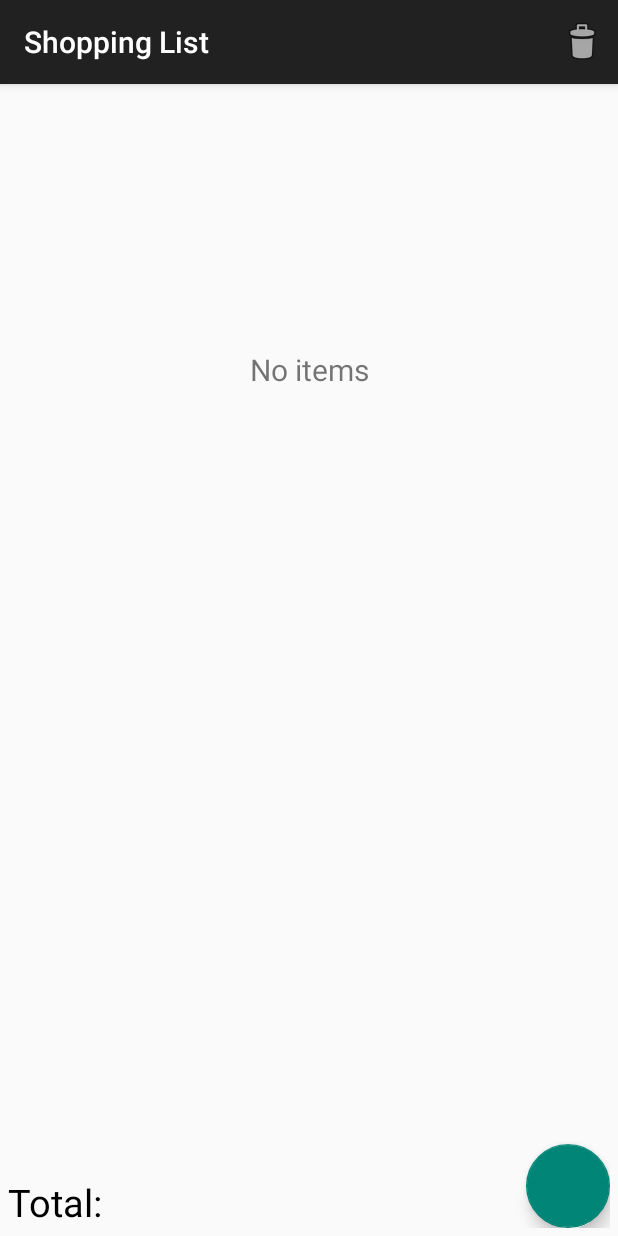
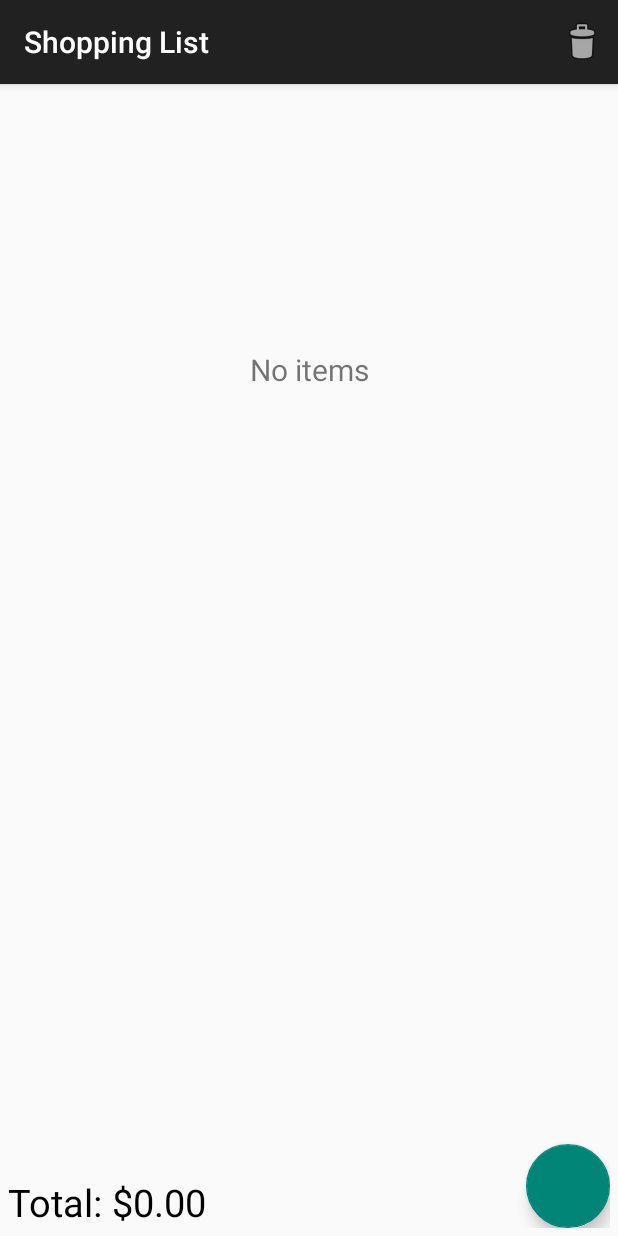
Before and after one commit to Magisus/shopping-list-android, an Android app: the screen it shows after launch (MainActivity), on a phone screen of 412 x 824 dp. Run offline under Robolectric (Android 15) with nearby library versions, the phone set to English and light mode, and no system bars; libraries missing offline, so code that uses them is left out: com.getbase.floatingactionbutton; plain views replace FloatingActionButton; 3 statements that could not run were skipped.

Commit message:
Added updating total text

```diff
--- a/app/src/main/AndroidManifest.xml
+++ b/app/src/main/AndroidManifest.xml
@@ -34,7 +34,8 @@
         </activity>
         <activity
             android:name=".SplashActivity"
-            android:label="@string/title_activity_splash" >
+            android:label="@string/title_activity_splash"
+            android:noHistory="true">
 
             <intent-filter>
                 <action android:name="android.intent.action.MAIN" />
--- a/app/src/main/res/layout/activity_main.xml
+++ b/app/src/main/res/layout/activity_main.xml
@@ -39,6 +39,16 @@
             android:textSize="25sp"
             android:layout_alignParentBottom="true"/>
 
+        <TextView
+            android:id="@+id/totalAmount"
+            android:text="@string/total_default"
+            android:textSize="25sp"
+            android:textColor="#000000"
+            android:layout_width="wrap_content"
+            android:layout_height="wrap_content"
+            android:layout_toRightOf="@+id/totalText"
+            android:layout_alignParentBottom="true"/>
+
         <com.getbase.floatingactionbutton.FloatingActionButton
             android:id="@+id/addButton"
             android:layout_width="wrap_content"
--- a/app/src/main/res/values/strings.xml
+++ b/app/src/main/res/values/strings.xml
@@ -14,4 +14,5 @@
     <string name="canceled_alert">Cancelled</string>
     <string name="title_activity_splash">SplashActivity</string>
     <string name="delete_menu">Delete</string>
+    <string name="total_default">$0.00</string>
 </resources>
```
Also changed, not shown: app/src/main/java/hu/ait/android/maggie/shoppinglist/MainActivity.java (+27 -12 lines), app/src/main/java/hu/ait/android/maggie/shoppinglist/adapter/ItemAdapter.java (+8 -0 lines).
